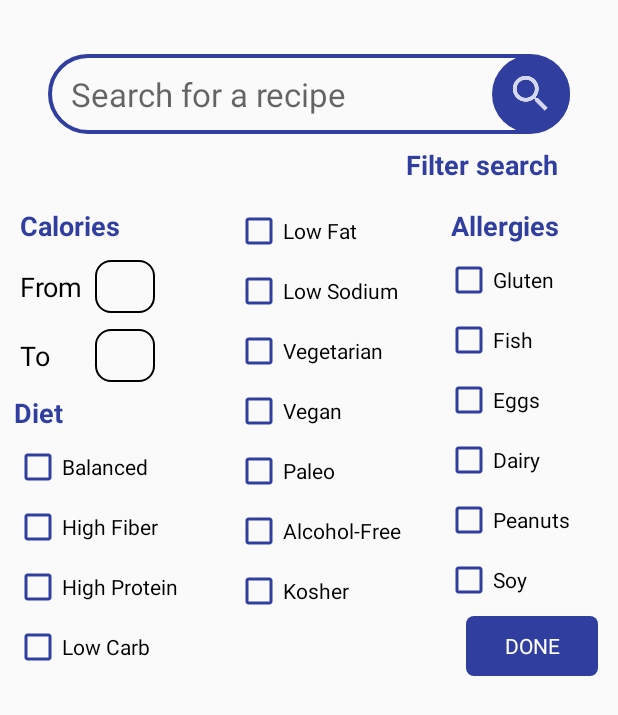
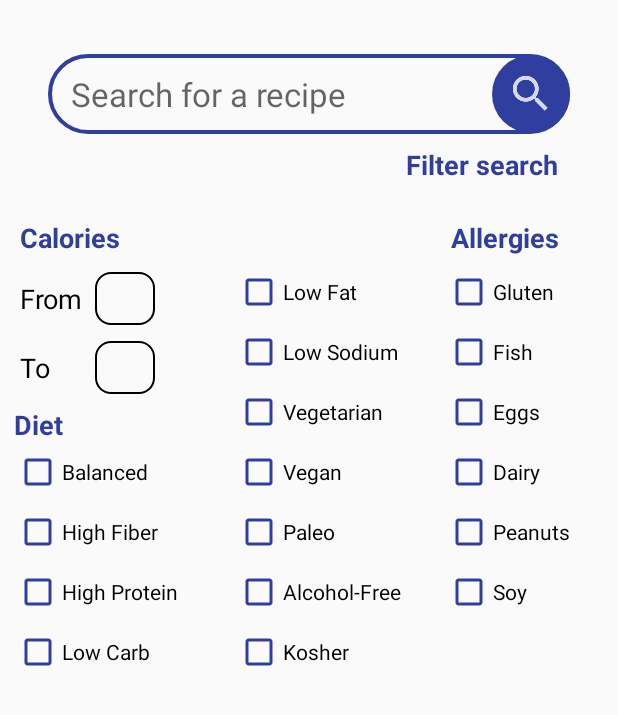
Before and after one commit to cupcaketees/PocketFitness, an Android app: the SearchRecipesActivity screen opened directly, with no data from a screen before it, after a tap on "Filter search", on a phone screen of 412 x 824 dp. Shown: the top 715 px of the screen. Run offline under Robolectric (Android 15) with nearby library versions, the phone set to English and light mode, and no system bars.

Commit message:
Cleaned up recipe search

```diff
--- a/app/src/main/java/uk/ac/tees/cupcake/recipes/RecipeAdapter.java
+++ b/app/src/main/java/uk/ac/tees/cupcake/recipes/RecipeAdapter.java
@@ -72,9 +72,8 @@ public class RecipeAdapter extends RecyclerView.Adapter<RecipeAdapter.ViewHolder
         LayoutInflater inflater = LayoutInflater.from(context);
 
         View recipeView = inflater.inflate(R.layout.recipe_row_rv, parent, false);
-        ViewHolder viewHolder = new ViewHolder(recipeView, mListener);
 
-        return viewHolder;
+        return new ViewHolder(recipeView, mListener);
     }
 
     @Override
--- a/app/src/main/java/uk/ac/tees/cupcake/recipes/SearchRecipesActivity.java
+++ b/app/src/main/java/uk/ac/tees/cupcake/recipes/SearchRecipesActivity.java
@@ -66,10 +66,6 @@ public class SearchRecipesActivity extends AppCompatActivity {
          mRefineSearchConstraintLayout.setVisibility(value);
     }
 
-    public void refineSearchFinishOnClick(View view){
-        mRefineSearchConstraintLayout.setVisibility(View.INVISIBLE);
-    }
-
     /**
      * OnClick that will build string for edamam get request.
      * @param view
--- a/app/src/main/res/layout/activity_search_recipes.xml
+++ b/app/src/main/res/layout/activity_search_recipes.xml
@@ -94,12 +94,11 @@
             android:id="@+id/refine_search_diet_balanced"
             android:layout_width="wrap_content"
             android:layout_height="wrap_content"
-            android:layout_marginTop="8dp"
             android:buttonTint="@color/colorPrimaryDark"
             android:onClick="onCheckBoxClicked"
             android:text="@string/refine_search_diet_balanced_check_box_text"
-            app:layout_constraintStart_toStartOf="@+id/guideline4"
-            app:layout_constraintTop_toBottomOf="@+id/refine_search_diet_text_view" />
+            app:layout_constraintBaseline_toBaselineOf="@+id/refine_search_health_vegan"
+            app:layout_constraintStart_toStartOf="@+id/guideline4" />
 
         <CheckBox
             android:id="@+id/refine_search_diet_high-fiber"
@@ -141,8 +140,8 @@
             android:buttonTint="@color/colorPrimaryDark"
             android:onClick="onCheckBoxClicked"
             android:text="@string/refine_search_diet_low_fat_check_box_text"
-            app:layout_constraintStart_toStartOf="@+id/guideline5"
-            app:layout_constraintTop_toTopOf="parent" />
+            app:layout_constraintBaseline_toBaselineOf="@+id/refine_search_health_gluten-free"
+            app:layout_constraintStart_toStartOf="@+id/guideline5" />
 
         <CheckBox
             android:id="@+id/refine_search_diet_low-sodium"
@@ -272,6 +271,7 @@
             android:layout_width="wrap_content"
             android:layout_height="wrap_content"
             android:layout_marginStart="4dp"
+            android:layout_marginTop="8dp"
             android:text="@string/refine_search_calories_text_view_text"
             android:textAppearance="@android:style/TextAppearance.Material"
             android:textColor="@color/colorPrimaryDark"
@@ -353,26 +353,6 @@
             app:layout_constraintBaseline_toBaselineOf="@+id/refine_search_calories_to_text_view"
             app:layout_constraintEnd_toEndOf="@+id/refine_search_calories_from_edit_text" />
 
-        <Button
-            android:id="@+id/refine_search_done_button"
-            android:layout_width="wrap_content"
-            android:layout_height="40dp"
-            android:layout_marginBottom="8dp"
-            android:layout_marginEnd="8dp"
-            android:layout_marginStart="8dp"
-            android:layout_marginTop="8dp"
-            android:background="@drawable/button_background"
-            android:backgroundTint="?attr/colorPrimaryDark"
-            android:onClick="refineSearchFinishOnClick"
-            android:text="@string/refine_search_done_button_text"
-            android:textAllCaps="true"
-            android:textAppearance="@android:style/TextAppearance.Material"
-            android:textColor="@android:color/background_light"
-            app:layout_constraintBottom_toBottomOf="parent"
-            app:layout_constraintEnd_toEndOf="parent"
-            app:layout_constraintStart_toStartOf="@+id/guideline6"
-            app:layout_constraintTop_toBottomOf="@+id/refine_search_health_soy-free" />
-
     </android.support.constraint.ConstraintLayout>
 
     <TextView
--- a/app/src/main/res/values/strings.xml
+++ b/app/src/main/res/values/strings.xml
@@ -171,4 +171,9 @@
     <string name="recipe_item_diet_label_header_text_view_text">Diet Labels</string>
     <string name="recipe_item_health_label_header_text_view_text">Health Labels</string>
     <string name="recipe_item_ingredients_header_text_view">Ingredients</string>
+    <string name="recipe_item_no_ingredients_text">No ingredients available</string>
+    <string name="recipe_item_no_health_labels_text">No Health labels</string>
+    <string name="recipe_item_no_diet_labels_text">No Diet labels</string>
+    <string name="recipe_item_information_header_text">Information</string>
+    <string name="recipe_item_servings_header_text">Servings</string>
 </resources>
```
Also changed, not shown: app/src/main/java/uk/ac/tees/cupcake/recipes/Recipe.java (+10 -0 lines), app/src/main/java/uk/ac/tees/cupcake/recipes/RecipeItemActivity.java (+18 -22 lines), app/src/main/res/layout/activity_recipe_item.xml (+3 -12 lines).
